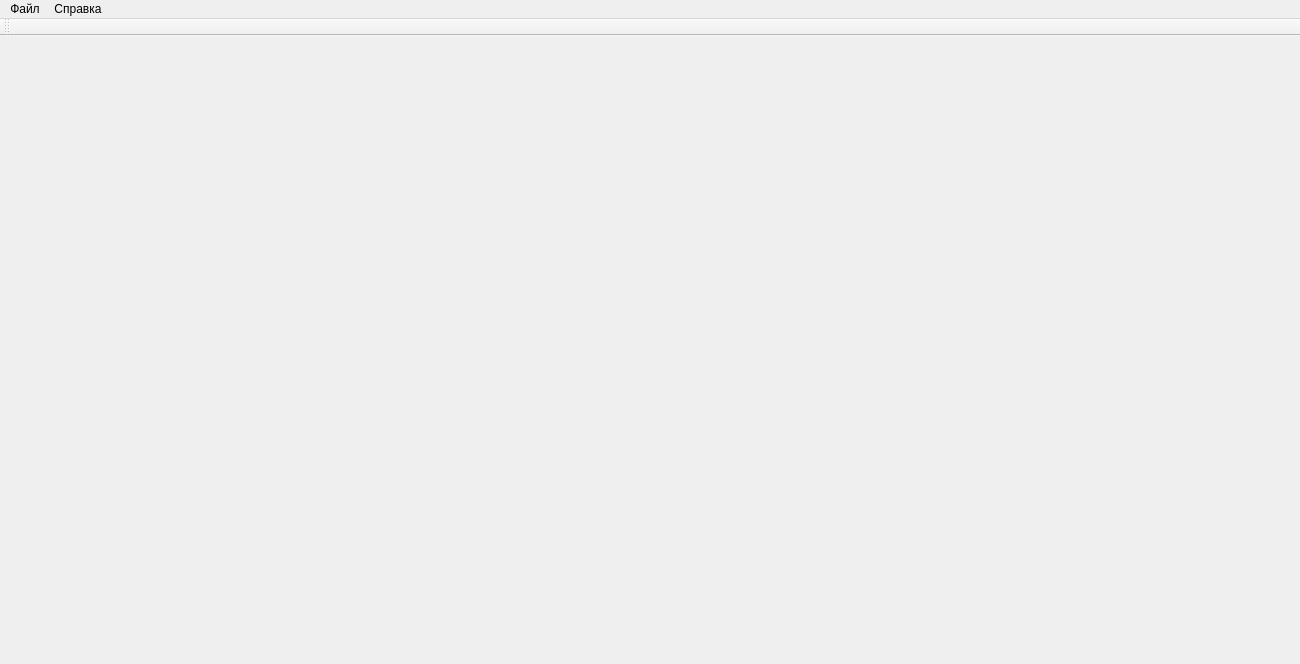
This is png/mainwindow.ui in thehighestmath/PNG_CW as Qt 5 draws it before an edit. The edited form follows.
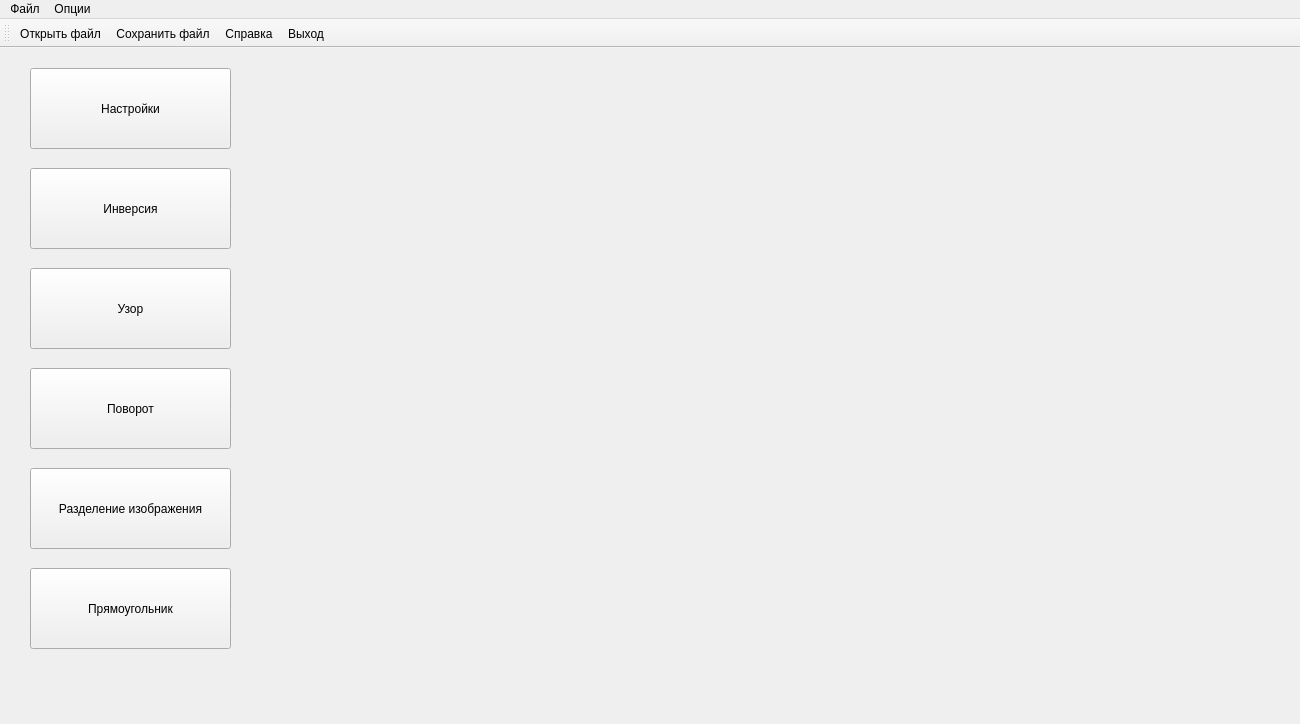
This is the edited form. Icons and pictures are not drawn.

Diff of the .ui file:
```diff
--- a/png/mainwindow.ui
+++ b/png/mainwindow.ui
@@ -7,7 +7,7 @@
     <x>0</x>
     <y>0</y>
     <width>1300</width>
-    <height>664</height>
+    <height>724</height>
    </rect>
   </property>
   <property name="windowTitle">
@@ -17,14 +17,104 @@
    <widget class="QWidget" name="gridLayoutWidget">
     <property name="geometry">
      <rect>
-      <x>289</x>
-      <y>9</y>
-      <width>1011</width>
-      <height>611</height>
+      <x>268</x>
+      <y>1</y>
+      <width>1031</width>
+      <height>601</height>
      </rect>
     </property>
     <layout class="QGridLayout" name="gridLayout"/>
    </widget>
+   <widget class="QPushButton" name="rotate">
+    <property name="geometry">
+     <rect>
+      <x>30</x>
+      <y>320</y>
+      <width>201</width>
+      <height>81</height>
+     </rect>
+    </property>
+    <property name="text">
+     <string>Поворот</string>
+    </property>
+   </widget>
+   <widget class="QPushButton" name="pattern">
+    <property name="geometry">
+     <rect>
+      <x>30</x>
+      <y>220</y>
+      <width>201</width>
+      <height>81</height>
+     </rect>
+    </property>
+    <property name="text">
+     <string>Узор</string>
+    </property>
+   </widget>
+   <widget class="QPushButton" name="split">
+    <property name="geometry">
+     <rect>
+      <x>30</x>
+      <y>420</y>
+      <width>201</width>
+      <height>81</height>
+     </rect>
+    </property>
+    <property name="text">
+     <string>Разделение изображения</string>
+    </property>
+   </widget>
+   <widget class="QPushButton" name="Inversion">
+    <property name="geometry">
+     <rect>
+      <x>30</x>
+      <y>120</y>
+      <width>201</width>
+      <height>81</height>
+     </rect>
+    </property>
+    <property name="text">
+     <string>Инверсия</string>
+    </property>
+   </widget>
+   <widget class="QPushButton" name="Rectangle">
+    <property name="geometry">
+     <rect>
+      <x>30</x>
+      <y>520</y>
+      <width>201</width>
+      <height>81</height>
+     </rect>
+    </property>
+    <property name="text">
+     <string>Прямоугольник</string>
+    </property>
+   </widget>
+   <widget class="QPushButton" name="Options">
+    <property name="geometry">
+     <rect>
+      <x>30</x>
+      <y>20</y>
+      <width>201</width>
+      <height>81</height>
+     </rect>
+    </property>
+    <property name="text">
+     <string>Настройки</string>
+    </property>
+   </widget>
+  </widget>
+  <widget class="QToolBar" name="mainToolBar">
+   <attribute name="toolBarArea">
+    <enum>TopToolBarArea</enum>
+   </attribute>
+   <attribute name="toolBarBreak">
+    <bool>false</bool>
+   </attribute>
+   <addaction name="open"/>
+   <addaction name="save"/>
+   <addaction name="info"/>
+   <addaction name="exit"/>
   </widget>
   <widget class="QMenuBar" name="menuBar">
    <property name="geometry">
@@ -44,21 +134,17 @@
    </widget>
    <widget class="QMenu" name="menu_2">
     <property name="title">
-     <string>Справка</string>
+     <string>Опции</string>
     </property>
    </widget>
    <addaction name="menu"/>
    <addaction name="menu_2"/>
   </widget>
-  <widget class="QToolBar" name="mainToolBar">
-   <attribute name="toolBarArea">
-    <enum>TopToolBarArea</enum>
-   </attribute>
-   <attribute name="toolBarBreak">
-    <bool>false</bool>
-   </attribute>
-  </widget>
-  <action name="action_2">
+  <action name="save">
+   <property name="icon">
+    <iconset resource="icons.qrc">
+     <normaloff>:/im/icos/onebit.png</normaloff>:/im/icos/onebit.png</iconset>
+   </property>
    <property name="text">
     <string>Сохранить файл</string>
    </property>
@@ -68,6 +154,24 @@
     <string>Открыть файл</string>
    </property>
   </action>
+  <action name="info">
+   <property name="icon">
+    <iconset resource="icons.qrc">
+     <normaloff>:/im/icos/info.png</normaloff>:/im/icos/info.png</iconset>
+   </property>
+   <property name="text">
+    <string>Справка</string>
+   </property>
+  </action>
+  <action name="exit">
+   <property name="icon">
+    <iconset resource="icons.qrc">
+     <normaloff>:/im/icos/applicationexit.png</normaloff>:/im/icos/applicationexit.png</iconset>
+   </property>
+   <property name="text">
+    <string>Выход</string>
+   </property>
+  </action>
  </widget>
  <layoutdefault spacing="6" margin="11"/>
  <resources/>
```
Left out of the diff: 12 changed lines with no effect on the pictures.
